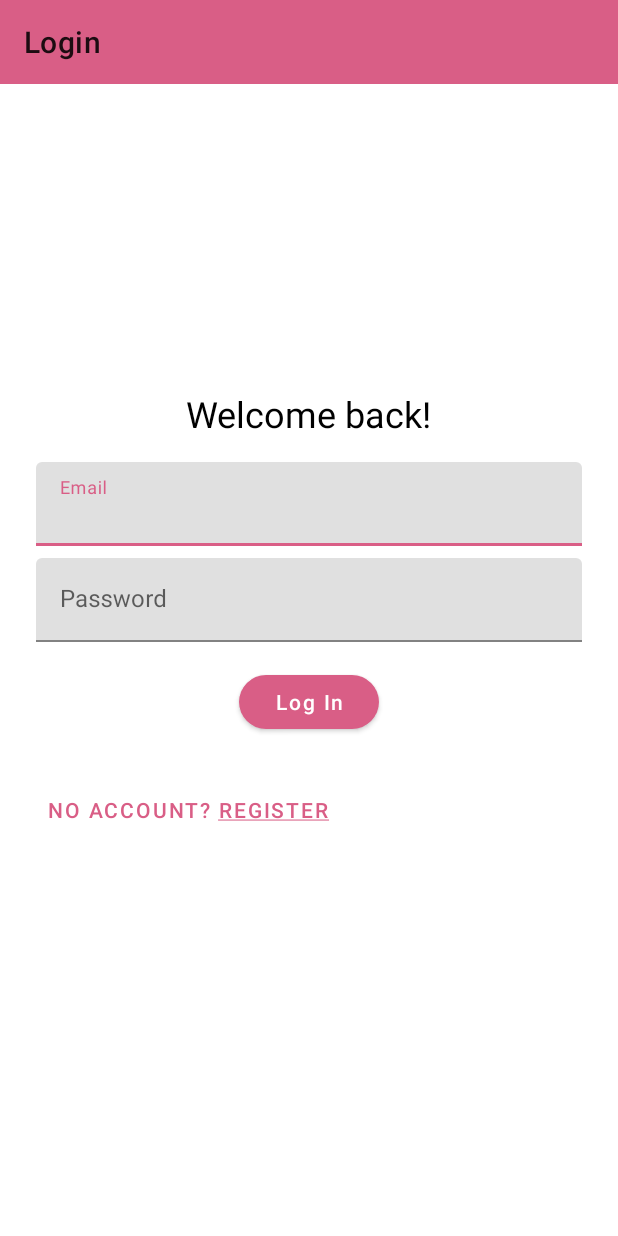
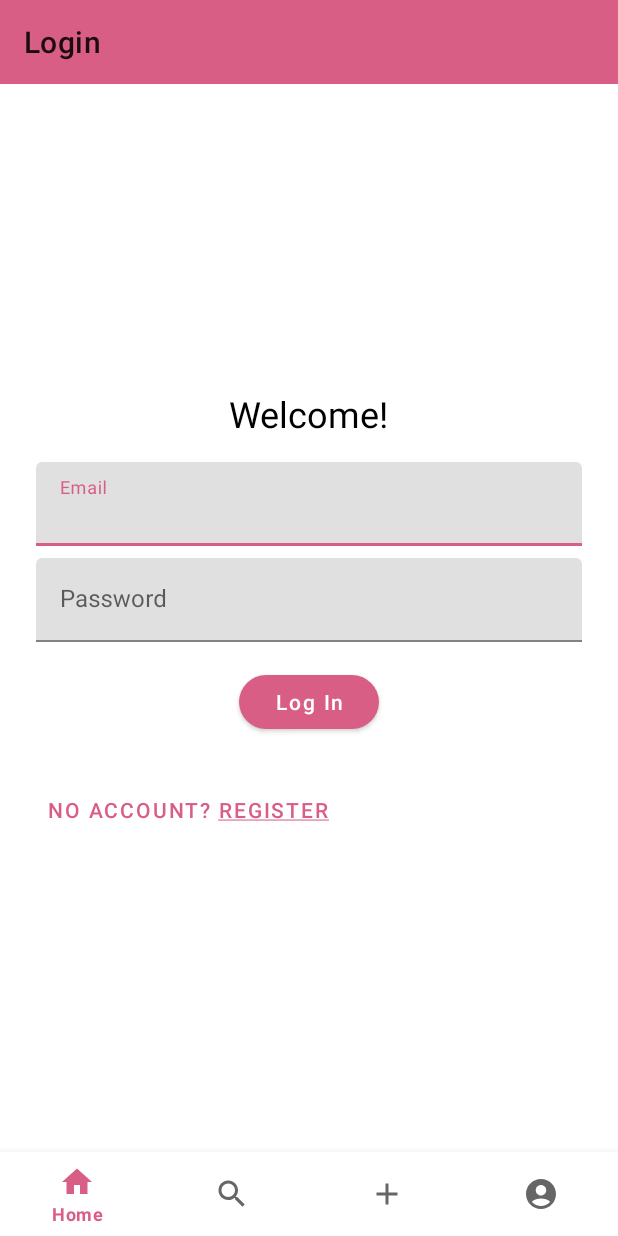
Before and after one commit to ofekA2/FinalProject, an Android app: the screen it shows after launch (MainActivity), on a phone screen of 412 x 824 dp. Run offline under Robolectric (Android 15) with nearby library versions, the light colour scheme and no system bars; our stand-ins replace Firebase (no records; nobody signed in at launch, a user with empty details on screens opened directly), navigation-ui.

Commit message:
bottom nav + auto login

```diff
--- a/app/src/main/AndroidManifest.xml
+++ b/app/src/main/AndroidManifest.xml
@@ -1,6 +1,8 @@
 <?xml version="1.0" encoding="utf-8"?>
 <manifest xmlns:android="http://schemas.android.com/apk/res/android"
     xmlns:tools="http://schemas.android.com/tools">
+
+    <uses-permission android:name="android.permission.INTERNET"/>
 
     <application
         android:allowBackup="true"
--- a/app/src/main/java/com/example/finalproject/MainActivity.kt
+++ b/app/src/main/java/com/example/finalproject/MainActivity.kt
@@ -3,30 +3,46 @@ package com.example.finalproject
 import android.os.Bundle
 import androidx.activity.enableEdgeToEdge
 import androidx.appcompat.app.AppCompatActivity
+import androidx.appcompat.widget.Toolbar
+import com.google.android.material.bottomnavigation.BottomNavigationView
 import androidx.core.view.ViewCompat
 import androidx.core.view.WindowInsetsCompat
 import androidx.navigation.fragment.NavHostFragment
+import androidx.navigation.findNavController
 import androidx.navigation.ui.setupActionBarWithNavController
+import androidx.navigation.ui.setupWithNavController
+import com.google.firebase.auth.FirebaseAuth
 
 class MainActivity : AppCompatActivity() {
+
     override fun onCreate(savedInstanceState: Bundle?) {
         super.onCreate(savedInstanceState)
         enableEdgeToEdge()
         setContentView(R.layout.activity_main)
-        val toolbar = findViewById<androidx.appcompat.widget.Toolbar>(R.id.toolbar)
+
+        val toolbar = findViewById<Toolbar>(R.id.toolbar)
         setSupportActionBar(toolbar)
         val navHost = supportFragmentManager.findFragmentById(R.id.nav_host_fragment) as NavHostFragment
         val navController = navHost.navController
+        val graph = navController.navInflater.inflate(R.navigation.nav_graph)
+        if (FirebaseAuth.getInstance().currentUser != null)
+                graph.setStartDestination(R.id.homeFragment)
+        else
+                graph.setStartDestination(R.id.loginFragment)
+
+        navController.setGraph(graph, intent.extras)
         setupActionBarWithNavController(navController)
+        findViewById<BottomNavigationView>(R.id.bottom_nav)
+            .setupWithNavController(navController)
         ViewCompat.setOnApplyWindowInsetsListener(findViewById(R.id.main)) { v, insets ->
-            val systemBars = insets.getInsets(WindowInsetsCompat.Type.systemBars())
-            v.setPadding(systemBars.left, systemBars.top, systemBars.right, systemBars.bottom)
+            val sys = insets.getInsets(WindowInsetsCompat.Type.systemBars())
+            v.setPadding(sys.left, sys.top, sys.right, sys.bottom)
             insets
         }
     }
 
     override fun onSupportNavigateUp(): Boolean {
-        val navHost=supportFragmentManager.findFragmentById(R.id.nav_host_fragment) as NavHostFragment
-        return navHost.navController.navigateUp() || super.onSupportNavigateUp()
+        return findNavController(R.id.nav_host_fragment)
+            .navigateUp() || super.onSupportNavigateUp()
     }
 }
--- /dev/null
+++ b/app/src/main/res/drawable/ic_add.xml
@@ -0,0 +1,5 @@
+<vector xmlns:android="http://schemas.android.com/apk/res/android" android:height="24dp" android:tint="#000000" android:viewportHeight="24" android:viewportWidth="24" android:width="24dp">
+
+    <path android:fillColor="@android:color/white" android:pathData="M19,13h-6v6h-2v-6H5v-2h6V5h2v6h6v2z"/>
+
+</vector>
--- /dev/null
+++ b/app/src/main/res/drawable/ic_home.xml
@@ -0,0 +1,5 @@
+<vector xmlns:android="http://schemas.android.com/apk/res/android" android:height="24dp" android:tint="#000000" android:viewportHeight="24" android:viewportWidth="24" android:width="24dp">
+
+    <path android:fillColor="@android:color/white" android:pathData="M10,20v-6h4v6h5v-8h3L12,3 2,12h3v8z"/>
+
+</vector>
--- /dev/null
+++ b/app/src/main/res/drawable/ic_profile.xml
@@ -0,0 +1,5 @@
+<vector xmlns:android="http://schemas.android.com/apk/res/android" android:height="24dp" android:tint="#000000" android:viewportHeight="24" android:viewportWidth="24" android:width="24dp">
+
+    <path android:fillColor="@android:color/white" android:pathData="M12,2C6.48,2 2,6.48 2,12s4.48,10 10,10s10,-4.48 10,-10S17.52,2 12,2zM12,6c1.93,0 3.5,1.57 3.5,3.5S13.93,13 12,13s-3.5,-1.57 -3.5,-3.5S10.07,6 12,6zM12,20c-2.03,0 -4.43,-0.82 -6.14,-2.88C7.55,15.8 9.68,15 12,15s4.45,0.8 6.14,2.12C16.43,19.18 14.03,20 12,20z"/>
+
+</vector>
--- /dev/null
+++ b/app/src/main/res/drawable/ic_search.xml
@@ -0,0 +1,5 @@
+<vector xmlns:android="http://schemas.android.com/apk/res/android" android:height="24dp" android:tint="#000000" android:viewportHeight="24" android:viewportWidth="24" android:width="24dp">
+
+    <path android:fillColor="@android:color/white" android:pathData="M15.5,14h-0.79l-0.28,-0.27C15.41,12.59 16,11.11 16,9.5 16,5.91 13.09,3 9.5,3S3,5.91 3,9.5 5.91,16 9.5,16c1.61,0 3.09,-0.59 4.23,-1.57l0.27,0.28v0.79l5,4.99L20.49,19l-4.99,-5zM9.5,14C7.01,14 5,11.99 5,9.5S7.01,5 9.5,5 14,7.01 14,9.5 11.99,14 9.5,14z"/>
+
+</vector>
--- a/app/src/main/res/layout/activity_main.xml
+++ b/app/src/main/res/layout/activity_main.xml
@@ -5,6 +5,7 @@
     android:id="@+id/main"
     android:layout_width="match_parent"
     android:layout_height="match_parent">
+
     <androidx.appcompat.widget.Toolbar
         android:id="@+id/toolbar"
         android:layout_width="0dp"
@@ -15,8 +16,8 @@
         app:layout_constraintTop_toTopOf="parent"
         app:layout_constraintStart_toStartOf="parent"
         app:layout_constraintEnd_toEndOf="parent">
+    </androidx.appcompat.widget.Toolbar>
 
-    </androidx.appcompat.widget.Toolbar>
     <fragment
         android:id="@+id/nav_host_fragment"
         android:name="androidx.navigation.fragment.NavHostFragment"
@@ -24,11 +25,19 @@
         app:defaultNavHost="true"
         android:layout_width="0dp"
         android:layout_height="0dp"
-        app:layout_constraintTop_toTopOf="parent"
-        app:layout_constraintBottom_toBottomOf="parent"
+        app:layout_constraintTop_toBottomOf="@id/toolbar"
+        app:layout_constraintBottom_toTopOf="@id/bottom_nav"
         app:layout_constraintStart_toStartOf="parent"
-        app:layout_constraintEnd_toEndOf="parent">
-    </fragment>
+        app:layout_constraintEnd_toEndOf="parent" />
 
+    <com.google.android.material.bottomnavigation.BottomNavigationView
+        android:id="@+id/bottom_nav"
+        android:layout_width="0dp"
+        android:layout_height="wrap_content"
+        android:layout_marginTop="8dp"
+        app:menu="@menu/bottom_nav_menu"
+        app:layout_constraintStart_toStartOf="parent"
+        app:layout_constraintEnd_toEndOf="parent"
+        app:layout_constraintBottom_toBottomOf="parent" />
 
 </androidx.constraintlayout.widget.ConstraintLayout>
--- a/app/src/main/res/layout/fragment_login.xml
+++ b/app/src/main/res/layout/fragment_login.xml
@@ -13,7 +13,7 @@
         style="@style/TextAppearance.Reviewaurant.Headline"
         android:layout_width="wrap_content"
         android:layout_height="wrap_content"
-        android:text="Welcome back!"
+        android:text="Welcome!"
         android:layout_gravity="center_horizontal"/>
 
     <com.google.android.material.textfield.TextInputLayout
--- /dev/null
+++ b/app/src/main/res/menu/bottom_nav_menu.xml
@@ -0,0 +1,24 @@
+<?xml version="1.0" encoding="utf-8"?>
+<menu xmlns:android="http://schemas.android.com/apk/res/android">
+
+    <item
+        android:id="@+id/homeFragment"
+        android:icon="@drawable/ic_home"
+        android:title="Home"/>
+
+    <item
+        android:id="@+id/searchFragment"
+        android:icon="@drawable/ic_search"
+        android:title="Search"/>
+
+    <item
+        android:id="@+id/newPostFragment"
+        android:icon="@drawable/ic_add"
+        android:title="New"/>
+
+    <item
+        android:id="@+id/profileFragment"
+        android:icon="@drawable/ic_profile"
+        android:title="Profile"/>
+
+</menu>
--- a/app/src/main/res/navigation/nav_graph.xml
+++ b/app/src/main/res/navigation/nav_graph.xml
@@ -29,7 +29,7 @@
     <fragment
         android:id="@+id/homeFragment"
         android:name="com.example.finalproject.HomeFragment"
-        android:label="Reviewaurant">
+        android:label="Home">
         <action
             android:id="@+id/action_home_to_list"
             app:destination="@id/restaurantListFragment"/>
@@ -40,4 +40,19 @@
         android:name="com.example.finalproject.RestaurantListFragment"
         android:label="Restaurants" />
 
+    <fragment
+        android:id="@+id/searchFragment"
+        android:name="com.example.finalproject.SearchFragment"
+        android:label="Search"/>
+
+    <fragment
+        android:id="@+id/newPostFragment"
+        android:name="com.example.finalproject.NewPostFragment"
+        android:label="New Post"/>
+
+    <fragment
+        android:id="@+id/profileFragment"
+        android:name="com.example.finalproject.ProfileFragment"
+        android:label="Profile"/>
+
 </navigation>
--- a/build.gradle.kts
+++ b/build.gradle.kts
@@ -4,7 +4,11 @@ plugins {
     alias(libs.plugins.kotlin.android) apply false
 }
 buildscript{
+    repositories{
+        google(); mavenCentral()
+    }
     dependencies{
+        classpath("com.android.tools.build:gradle:8.1.3")
         classpath("com.google.gms:google-services:4.3.15")
     }
 }
```
Also changed, not shown: app/build.gradle.kts (+7 -4 lines), app/src/main/java/com/example/finalproject/LoginFragment.kt (+5 -2 lines), app/src/main/java/com/example/finalproject/NewPostFragment.kt (added, +25 -0 lines), app/src/main/java/com/example/finalproject/ProfileFragment.kt (added, +25 -0 lines), app/src/main/java/com/example/finalproject/SearchFragment.kt (added, +25 -0 lines), app/src/main/res/layout/fragment_new_post.xml (added, +15 -0 lines), app/src/main/res/layout/fragment_profile.xml (added, +15 -0 lines), app/src/main/res/layout/fragment_search.xml (added, +15 -0 lines), gradle/libs.versions.toml (+8 -0 lines).
